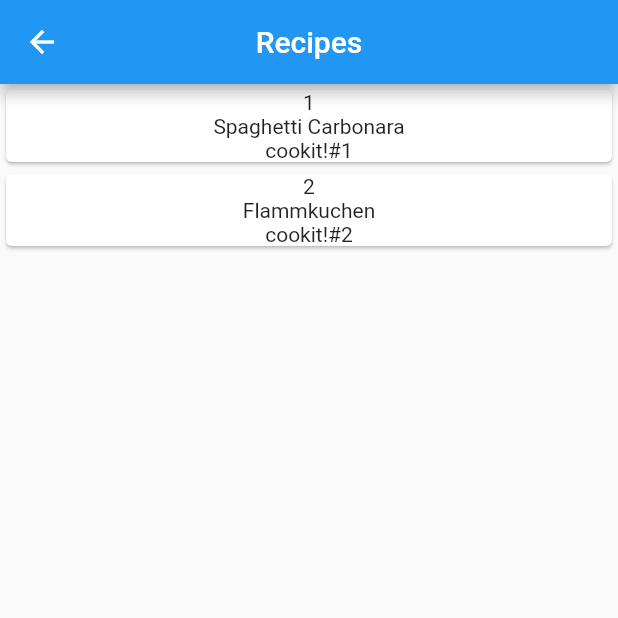
After one commit to jakimarks/cookit-app, a Flutter app: the screen it shows after launch, after a tap on "Recipe list", on a phone screen of 412 x 824 dp, the top half of it. The commit adds this screen. Run offline on Flutter 3.47's test engine with Material 2 defaults, Android fonts, the phone set to English and light mode, and no system bars; our stand-ins replace drift; missing offline and left inert: mobile_scanner; accounts and stored records are empty; generated files the repository leaves out were written again.

Commit message:
Add recipe database

```diff
--- /dev/null
+++ b/lib/data/app_db.dart
@@ -0,0 +1,46 @@
+import 'package:drift/drift.dart';
+import 'dart:io';
+
+import 'package:drift/native.dart';
+import 'package:my_app/data/entities/recipes.dart';
+import 'package:path_provider/path_provider.dart';
+import 'package:path/path.dart' as path;
+
+part 'app_db.g.dart';
+
+LazyDatabase _openConnection() {
+  return LazyDatabase(() async {
+    final dbFolder = await getApplicationDocumentsDirectory();
+    final file = File(path.join(dbFolder.path, 'db.sqlite'));
+
+    return NativeDatabase(file);
+  });
+}
+
+@DriftDatabase(tables: [Recipes])
+class MyDatabase extends _$MyDatabase {
+  MyDatabase() : super(_openConnection());
+
+  @override
+  int get schemaVersion => 1;
+
+  @override
+  MigrationStrategy get migration {
+    return MigrationStrategy(onCreate: (Migrator m) async {
+      await m.createAll();
+
+      await insertRecipe(const RecipesCompanion(
+          title: Value("Spaghetti Carbonara"), code: Value("cookit!#1")));
+      await insertRecipe(const RecipesCompanion(
+          title: Value("Flammkuchen"), code: Value("cookit!#2")));
+    });
+  }
+
+  Future<List<Recipe>> getRecipes() async {
+    return await select(recipes).get();
+  }
+
+  Future<int> insertRecipe(RecipesCompanion recipe) async {
+    return await into(recipes).insert(recipe);
+  }
+}
--- /dev/null
+++ b/lib/data/entities/recipes.dart
@@ -0,0 +1,9 @@
+import 'package:drift/drift.dart';
+
+class Recipes extends Table {
+  IntColumn get id => integer().autoIncrement()();
+
+  TextColumn get title => text().withLength(min: 5, max: 100)();
+
+  TextColumn get code => text().withLength(min: 5, max: 100)();
+}
--- a/lib/homepage.dart
+++ b/lib/homepage.dart
@@ -1,4 +1,5 @@
 import 'package:flutter/material.dart';
+import 'package:my_app/recipe_list.dart';
 import 'package:my_app/scan.dart';
 
 String qrResultInitialValue = "Not yet scanned";
@@ -47,7 +48,7 @@ class _HomepageState extends State<Homepage> {
         child: Column(
           mainAxisAlignment: MainAxisAlignment.center,
           crossAxisAlignment: CrossAxisAlignment.stretch,
-          children: <Widget>[
+          children: [
             const Text(
               "RECIPE",
               style: TextStyle(fontSize: 25.0, fontWeight: FontWeight.bold),
@@ -83,9 +84,26 @@ class _HomepageState extends State<Homepage> {
               child: const Text(
                 "Reset",
                 style:
-                TextStyle(color: Colors.green, fontWeight: FontWeight.bold),
+                    TextStyle(color: Colors.green, fontWeight: FontWeight.bold),
               ),
-            )
+            ),
+            const SizedBox(
+              height: 30.0,
+            ),
+            TextButton(
+              style: flatButtonStyle,
+              onPressed: () {
+                Navigator.push(
+                  context,
+                  MaterialPageRoute(builder: (context) => const RecipeList()),
+                );
+              },
+              child: const Text(
+                "Recipe list",
+                style:
+                    TextStyle(color: Colors.green, fontWeight: FontWeight.bold),
+              ),
+            ),
           ],
         ),
       ),
--- a/lib/main.dart
+++ b/lib/main.dart
@@ -1,9 +1,15 @@
 import 'package:flutter/material.dart';
+import 'package:my_app/data/app_db.dart';
 import 'package:my_app/homepage.dart';
+import 'package:provider/provider.dart';
 
 void main() {
-  runApp(const MaterialApp(
-    home: MyApp(),
+  runApp(Provider<MyDatabase>(
+    create: (context) => MyDatabase(),
+    child: const MaterialApp(
+      home: MyApp(),
+    ),
+    dispose: (context, db) => db.close(),
   ));
 }
 
--- /dev/null
+++ b/lib/recipe_list.dart
@@ -0,0 +1,50 @@
+import 'package:flutter/material.dart';
+import 'package:my_app/data/app_db.dart';
+import 'package:provider/provider.dart';
+
+class RecipeList extends StatefulWidget {
+  const RecipeList({super.key});
+
+  @override
+  State<RecipeList> createState() => _RecipeListState();
+}
+
+class _RecipeListState extends State<RecipeList> {
+  @override
+  Widget build(BuildContext context) {
+    return Scaffold(
+        appBar: AppBar(
+          title: const Text('Recipes'),
+          centerTitle: true,
+        ),
+        body: FutureBuilder<List<Recipe>>(
+          future: Provider.of<MyDatabase>(context).getRecipes(),
+          builder: (context, snapshot) {
+            final List<Recipe>? recipes = snapshot.data;
+            if (snapshot.connectionState != ConnectionState.done) {
+              return const CircularProgressIndicator();
+            }
+            if (snapshot.hasError) {
+              return Center(child: Text(snapshot.error.toString()));
+            }
+            if (recipes != null) {
+              return ListView.builder(
+                  itemCount: recipes.length,
+                  itemBuilder: (context, index) {
+                    final recipe = recipes[index];
+                    return Card(
+                        child: Column(
+                      children: [
+                        Text(recipe.id.toString()),
+                        Text(recipe.title.toString()),
+                        Text(recipe.code.toString())
+                      ],
+                    ));
+                  });
+            }
+
+            return const Text("No  data found");
+          },
+        ));
+  }
+}
```
Also changed, not shown: pubspec.yaml (+7 -0 lines), pubspec.lock, 5 other files.
